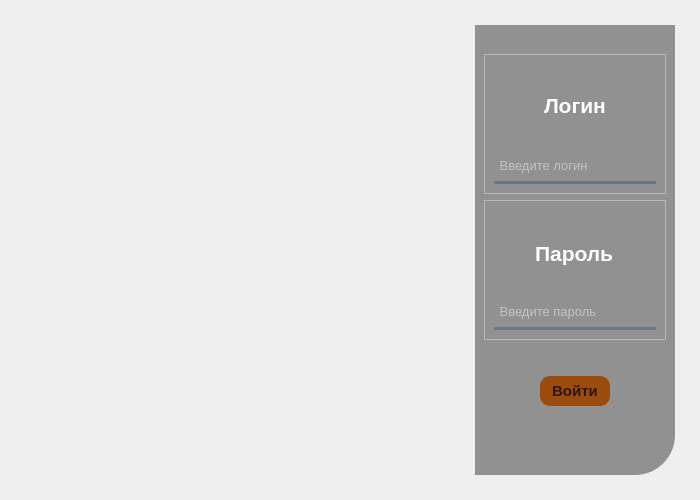
Qt form Designer/loginVKR.ui (KirillDolgopyatov/diplomVKR) before a commit.
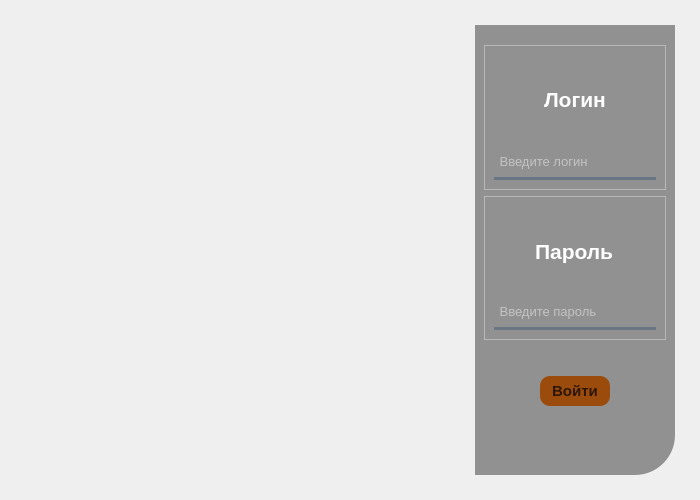
The same form after that commit. Icons and pictures are not drawn.

```diff
--- a/Designer/loginVKR.ui
+++ b/Designer/loginVKR.ui
@@ -78,6 +78,9 @@
             <enum>QFrame::Raised</enum>
            </property>
            <layout class="QVBoxLayout" name="verticalLayout_3">
+            <property name="topMargin">
+             <number>0</number>
+            </property>
             <item alignment="Qt::AlignRight">
              <widget class="QPushButton" name="btn_close">
               <property name="styleSheet">
@@ -99,8 +102,8 @@
               </property>
               <property name="iconSize">
                <size>
-                <width>20</width>
-                <height>20</height>
+                <width>24</width>
+                <height>24</height>
                </size>
               </property>
              </widget>
```
Left out of the diff: 10 changed lines with no effect on the pictures.
